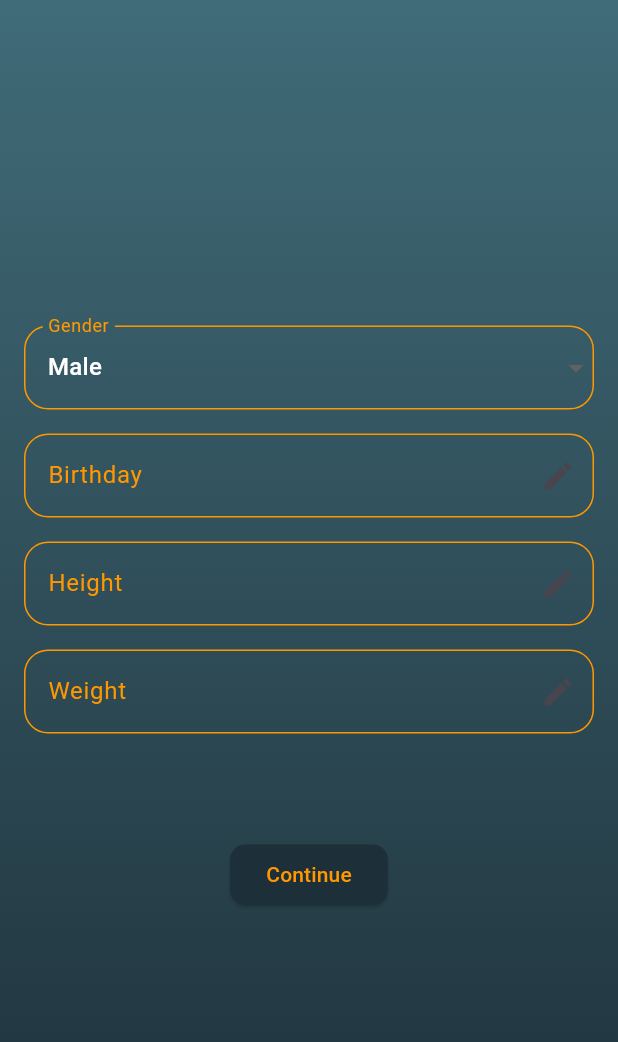
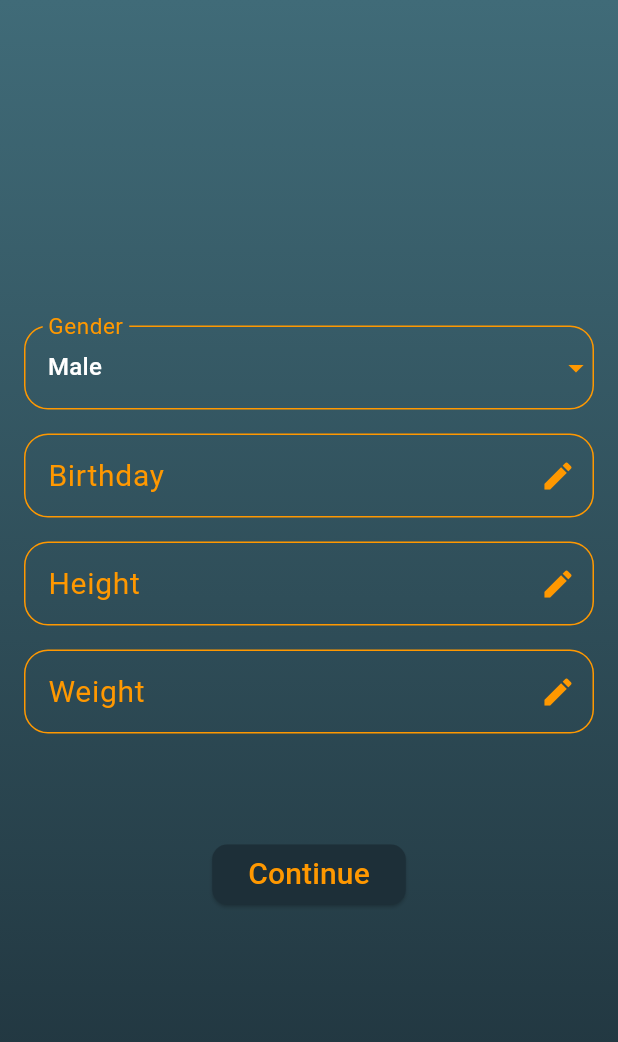
Before and after one commit to Flutter-best-team/Unnamed-Project, a Flutter app: the RegistrationScreen screen opened by its route, on a phone screen of 412 x 824 dp. Shown: the top 1042 px of the screen. Run offline on Flutter 3.47's test engine with Material 3 defaults, Android fonts, the phone set to English and light mode, and no system bars.

Commit message:
Minor design fix

```diff
--- a/lib/screens/registration_screen.dart
+++ b/lib/screens/registration_screen.dart
@@ -36,7 +36,8 @@ class _RegistrationScreenState extends State<RegistrationScreen> {
                   decoration: const InputDecoration(
                     labelText: "Gender",
                     labelStyle: TextStyle(
-                      color: Colors.orange
+                      color: Colors.orange,
+                      fontSize: 20
                     ),
                     enabledBorder: OutlineInputBorder(
                       borderRadius: BorderRadius.all(Radius.circular(16.0)),
@@ -51,7 +52,10 @@ class _RegistrationScreenState extends State<RegistrationScreen> {
                       )
                     ),
                   ),
-                  icon: null,
+                  icon: const Icon(
+                    Icons.arrow_drop_down_outlined,
+                    color: Colors.orange,
+                  ),
                   dropdownColor: const Color.fromRGBO(29, 47, 56, 1),
                   items: ['Male', 'Female', 'Battle Helicopter'].map((String value) {
                     return DropdownMenuItem<String>(
@@ -78,7 +82,8 @@ class _RegistrationScreenState extends State<RegistrationScreen> {
                   decoration: const InputDecoration(
                       labelText: 'Birthday',
                       labelStyle: TextStyle(
-                          color: Colors.orange
+                        color: Colors.orange,
+                        fontSize: 20
                       ),
                       enabledBorder: OutlineInputBorder(
                           borderRadius: BorderRadius.all(Radius.circular(16.0)),
@@ -92,7 +97,10 @@ class _RegistrationScreenState extends State<RegistrationScreen> {
                               color: Colors.orange
                           )
                       ),
-                      suffixIcon: Icon(Icons.edit)
+                      suffixIcon: Icon(
+                        Icons.edit,
+                        color: Colors.orange,
+                      )
                   ),
                   keyboardType: TextInputType.datetime,
                   style: const TextStyle(
@@ -108,7 +116,8 @@ class _RegistrationScreenState extends State<RegistrationScreen> {
                   decoration: const InputDecoration(
                     labelText: 'Height',
                     labelStyle: TextStyle(
-                        color: Colors.orange
+                        color: Colors.orange,
+                        fontSize: 20
                     ),
                     enabledBorder: OutlineInputBorder(
                         borderRadius: BorderRadius.all(Radius.circular(16.0)),
@@ -122,7 +131,10 @@ class _RegistrationScreenState extends State<RegistrationScreen> {
                             color: Colors.orange
                         )
                     ),
-                    suffixIcon: Icon(Icons.edit)
+                    suffixIcon: Icon(
+                      Icons.edit,
+                      color: Colors.orange,
+                    )
                   ),
                   keyboardType: TextInputType.number,
                   style: const TextStyle(
@@ -137,7 +149,8 @@ class _RegistrationScreenState extends State<RegistrationScreen> {
                   decoration: const InputDecoration(
                       labelText: 'Weight',
                       labelStyle: TextStyle(
-                          color: Colors.orange
+                          color: Colors.orange,
+                          fontSize: 20
                       ),
                       enabledBorder: OutlineInputBorder(
                           borderRadius: BorderRadius.all(Radius.circular(16.0)),
@@ -151,7 +164,10 @@ class _RegistrationScreenState extends State<RegistrationScreen> {
                               color: Colors.orange
                           )
                       ),
-                      suffixIcon: Icon(Icons.edit)
+                      suffixIcon: Icon(
+                        Icons.edit,
+                        color: Colors.orange,
+                      )
                   ),
                   keyboardType: TextInputType.number,
                   style: const TextStyle(
@@ -174,7 +190,8 @@ class _RegistrationScreenState extends State<RegistrationScreen> {
                     child: const Text(
                       "Continue",
                       style: TextStyle(
-                        color: Colors.orange
+                        color: Colors.orange,
+                        fontSize: 20
                       ),
                     )
                 )
```
